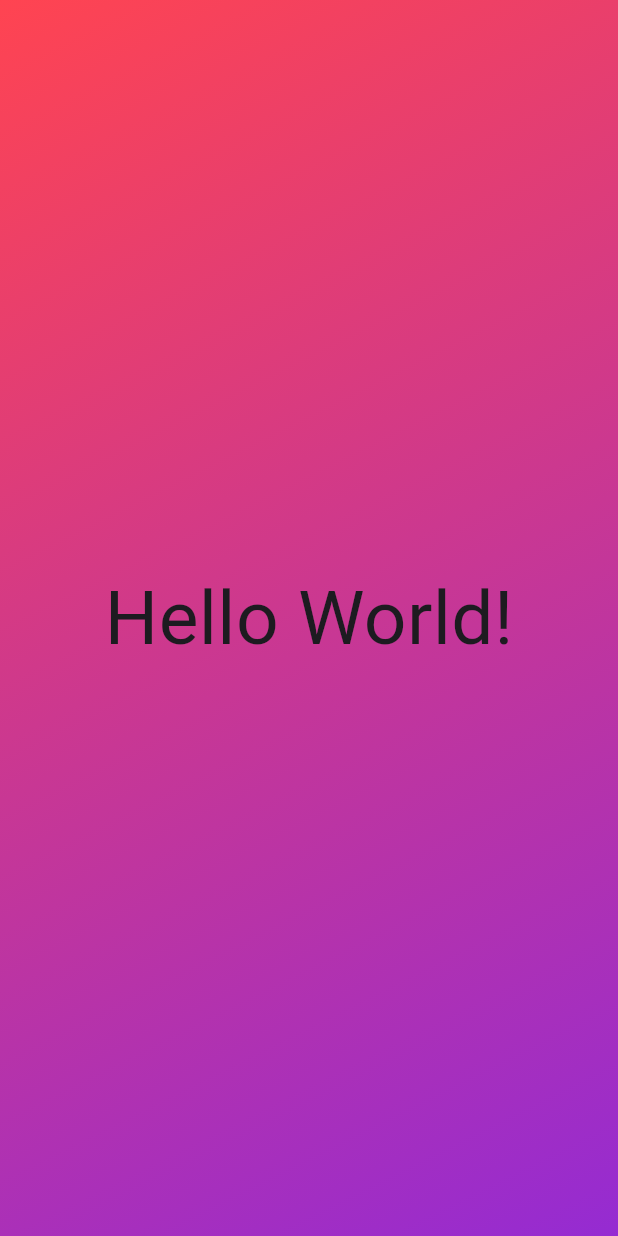
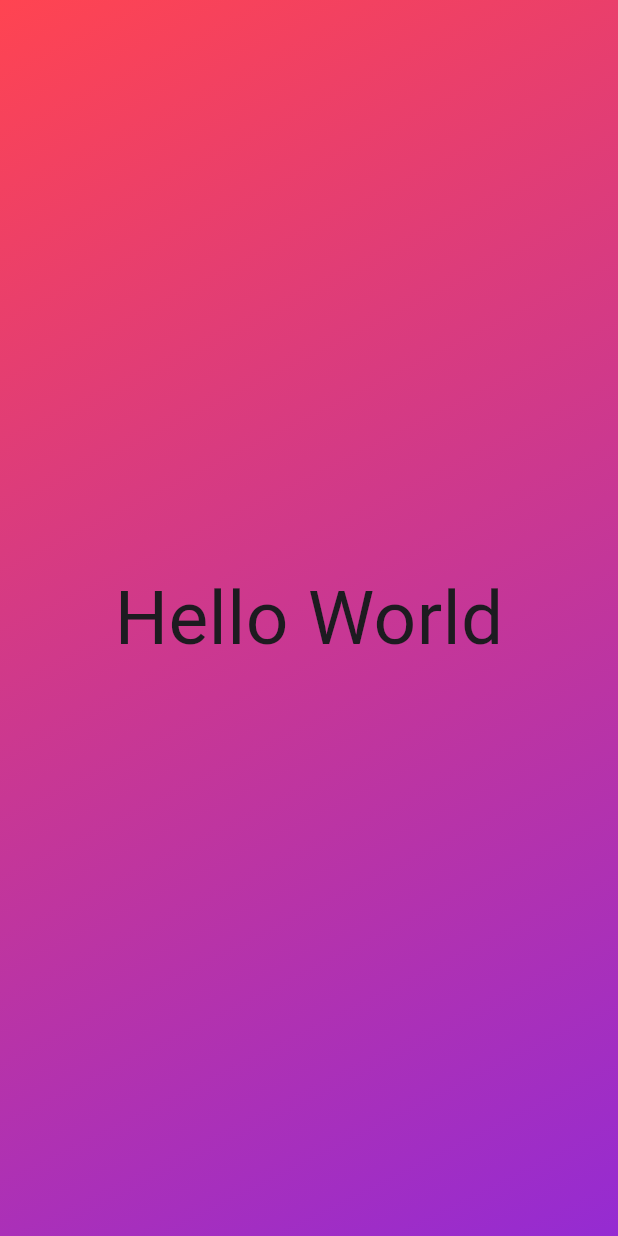
Before and after one commit to kalims-sahebi/DiceRollerProject, a Flutter app: the screen it shows after launch, on a phone screen of 412 x 824 dp. Run offline on Flutter 3.47's test engine with Material 3 defaults, Android fonts, the phone set to English and light mode, and no system bars.

Commit message:
accepting argument in custome Widgets

```diff
--- a/lib/gradient_container.dart
+++ b/lib/gradient_container.dart
@@ -1,5 +1,7 @@
 import 'package:flutter/material.dart';
 import 'package:first_project/styled_text.dart';
+
+var x;
 
 class GradientContainer extends StatelessWidget {
   //const GradientContainer({key}) : super(key: key);
@@ -18,7 +20,7 @@ class GradientContainer extends StatelessWidget {
         ),
       ),
       child: const Center(
-        child: StyledText(),
+        child: StyledText('Hello World'),
       ),
     );
   }
--- a/lib/styled_text.dart
+++ b/lib/styled_text.dart
@@ -2,12 +2,16 @@ import 'package:flutter/material.dart';
 
 class StyledText extends StatelessWidget {
   //const StyledText({Key}) : super(key: Key);
-  const StyledText({super.key});
+  const StyledText(this.text, {super.key});
+  //String text;
+
+  final String text;
+
   @override
   Widget build(context) {
-    return const Text(
-      'Hello World!',
-      style: TextStyle(fontSize: 50),
+    return Text(
+      text,
+      style: const TextStyle(fontSize: 50),
     );
   }
 }
```
